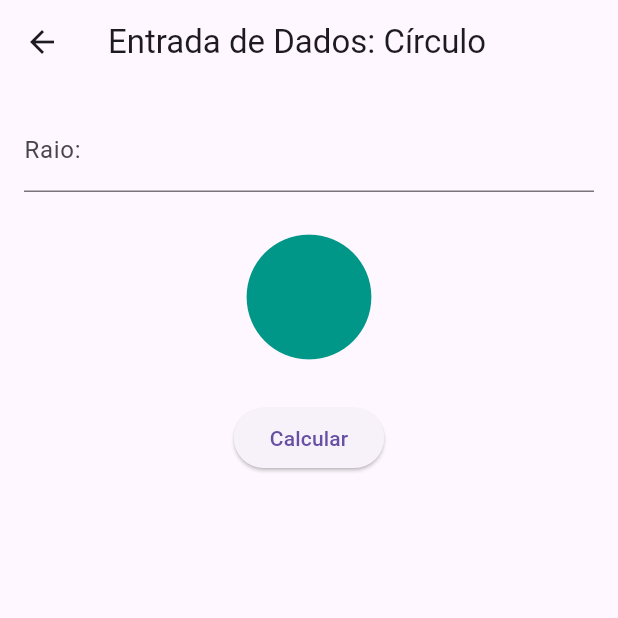
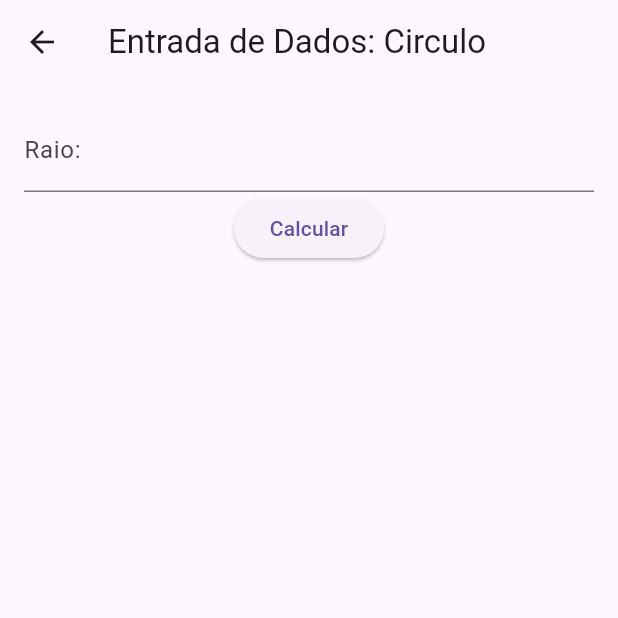
Before and after one commit to GuRodri/FigurasGeometricasFlutter, a Flutter app: the EntradaCirculoPage screen opened directly, on a phone screen of 412 x 824 dp, the top half of it. Run offline on Flutter 3.47's test engine with Material 3 defaults, Android fonts, the phone set to English and light mode, and no system bars; our stand-ins replace fluttertoast.

Commit message:
Retornando código anterior

```diff
--- a/flutter_figuras_geometricas/lib/views/entrada_circulo.dart
+++ b/flutter_figuras_geometricas/lib/views/entrada_circulo.dart
@@ -3,18 +3,21 @@ import 'package:flutter/material.dart';
 import '../controllers/circulo_controller.dart';
 import 'resultado_circulo.dart';
 
+
 class EntradaCirculoPage extends StatelessWidget {
-  EntradaCirculoPage({super.key});
+   EntradaCirculoPage({super.key});
 
+  //1. Inicializar o controller.
   final CirculoController retcontroller = CirculoController();
+
+  // 2. Declarar componentes TextEditingController para capturar
+  // os dados do circulo.
   final TextEditingController raioController = TextEditingController();
 
   @override
   Widget build(BuildContext context) {
     return Scaffold(
-      appBar: AppBar(
-        title: const Text('Entrada de Dados: Círculo'),
-      ),
+      appBar: AppBar(title: const Text('Entrada de Dados: Circulo'),),
       body: Padding(
         padding: const EdgeInsets.all(16.0),
         child: Column(
@@ -24,27 +27,20 @@ class EntradaCirculoPage extends StatelessWidget {
               decoration: const InputDecoration(labelText: "Raio:"),
               keyboardType: TextInputType.number,
             ),
-            const SizedBox(height: 20), // Espaço entre o campo e o ícone
-            const Icon(
-              Icons.circle,
-              size: 100, // Tamanho do ícone
-              color: Colors.teal, // Cor do ícone
-            ),
-            const SizedBox(height: 20), // Espaço entre o ícone e o botão
             ElevatedButton(
               onPressed: () {
                 double raio = double.parse(raioController.text);
                 retcontroller.setDimensoes(raio);
                 Navigator.push(
                   context,
-                  MaterialPageRoute(builder: (context) => ResultadoCirculoPage(retcontroller)),
+                  MaterialPageRoute(builder: (context) => ResultadoCirculoPage (retcontroller)),
                 );
               },
               child: const Text("Calcular"),
-            ),
+              )
           ],
         ),
-      ),
+      )
     );
   }
 }
```
